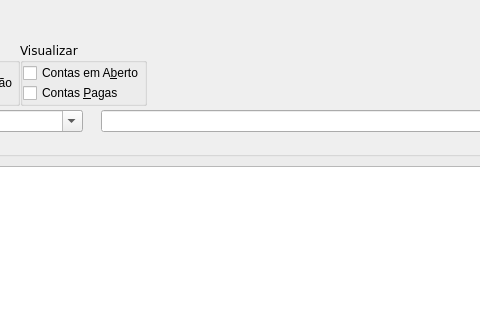
Old version of the form Projects/Blink/Plugins/financier/accounttoreceivemanager.ui in the repository MarcoBueno1/qrad; both pictures show x 508 to 988 and y 0 to 320 of the 1200 by 601 pixel window.
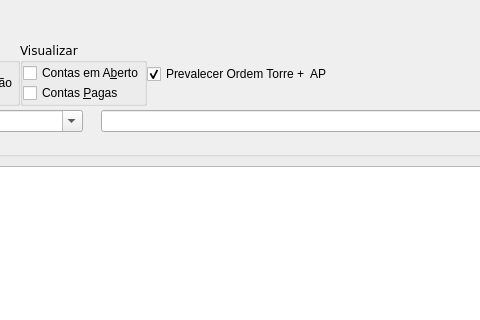
New version of the form. Icons and pictures are not drawn. Custom widgets are drawn as their Qt base class.

What changed in the file:
```diff
--- a/Projects/Blink/Plugins/financier/accounttoreceivemanager.ui
+++ b/Projects/Blink/Plugins/financier/accounttoreceivemanager.ui
@@ -1232,6 +1232,16 @@
        </layout>
       </widget>
      </item>
+     <item>
+      <widget class="QCheckBox" name="checkBoxPrevalecerAPTorre">
+       <property name="text">
+        <string>Prevalecer Ordem Torre +  AP</string>
+       </property>
+       <property name="checked">
+        <bool>true</bool>
+       </property>
+      </widget>
+     </item>
      <item>
       <spacer name="horizontalSpacer">
        <property name="orientation">
```
Left out of the diff: 6 changed lines with no effect on the pictures.
